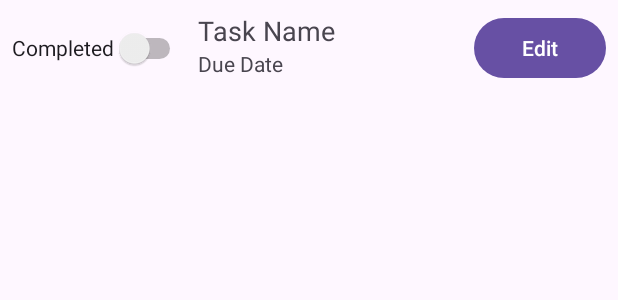
After one commit to Sakila-lama/ToDoList--App-Kotlin, an Android app: the layout item_todo.xml on its own in the app's theme, with its tools: preview values and no code run, on a phone screen of 412 x 824 dp. The commit adds this screen. Shown: the top 300 px of the screen. Run offline under Robolectric (Android 15) with nearby library versions, the phone set to English and light mode, and no system bars.

Commit message:
added item_todo.xml and updated strings and activity_main.xml

```diff
--- /dev/null
+++ b/app/src/main/res/layout/item_todo.xml
@@ -0,0 +1,46 @@
+<?xml version="1.0" encoding="utf-8"?>
+
+<LinearLayout
+    xmlns:android="http://schemas.android.com/apk/res/android"
+    android:layout_width="match_parent"
+    android:layout_height="wrap_content"
+    android:orientation="horizontal"
+    android:padding="8dp">
+
+    <Switch
+        android:id="@+id/switchCompleted"
+        android:layout_width="wrap_content"
+        android:layout_height="48dp"
+        android:text="@string/completed"
+        android:layout_gravity="center_vertical"/>
+
+    <LinearLayout
+        android:layout_width="0dp"
+        android:layout_height="wrap_content"
+        android:layout_weight="1"
+        android:orientation="vertical"
+        android:paddingStart="8dp">
+
+        <TextView
+            android:id="@+id/textViewTaskName"
+            android:layout_width="wrap_content"
+            android:layout_height="wrap_content"
+            android:text="@string/task_name"
+            android:textSize="18sp" />
+
+        <TextView
+            android:id="@+id/textViewDueDate"
+            android:layout_width="wrap_content"
+            android:layout_height="wrap_content"
+            android:text="@string/due_date"
+            android:textSize="14sp"
+            android:visibility="visible" />
+
+    </LinearLayout>
+
+    <Button
+        android:id="@+id/buttonEdit"
+        android:layout_width="wrap_content"
+        android:layout_height="48dp"
+        android:text="Edit" />
+</LinearLayout>
```
Also changed, not shown: app/src/main/res/layout/activity_main.xml (+9 -5 lines), app/src/main/res/values/strings.xml (+15 -0 lines).
